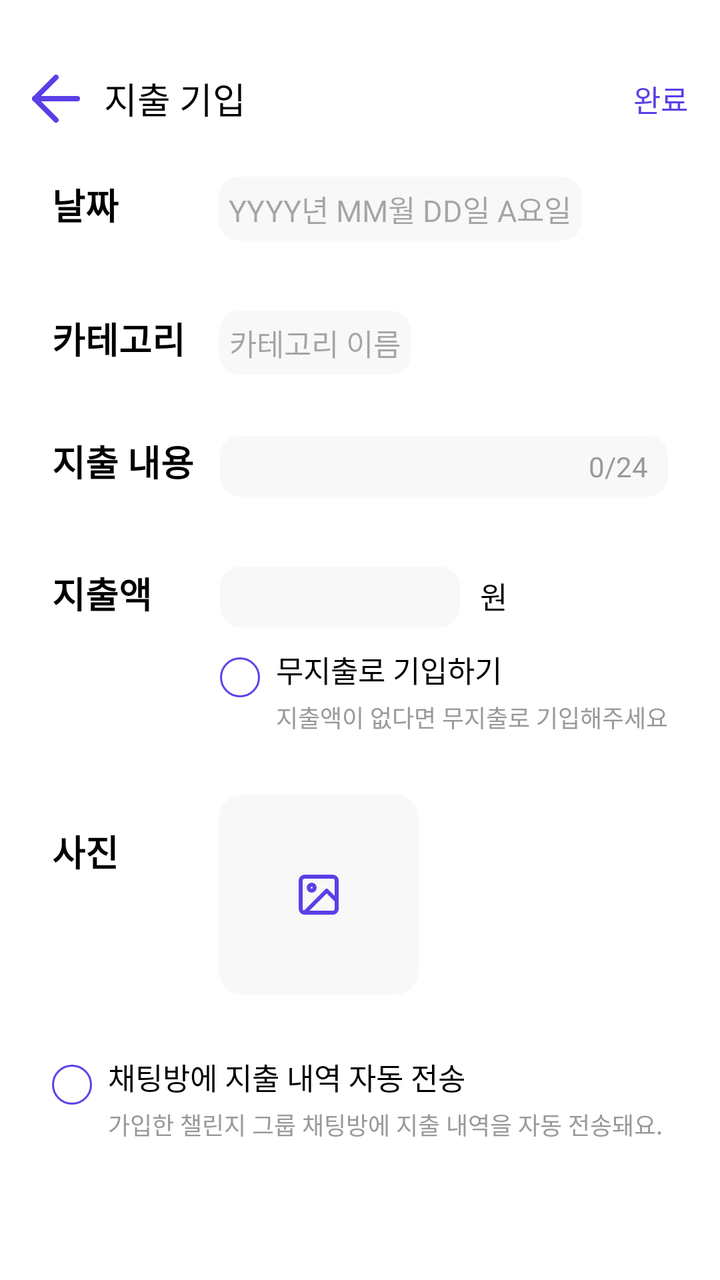
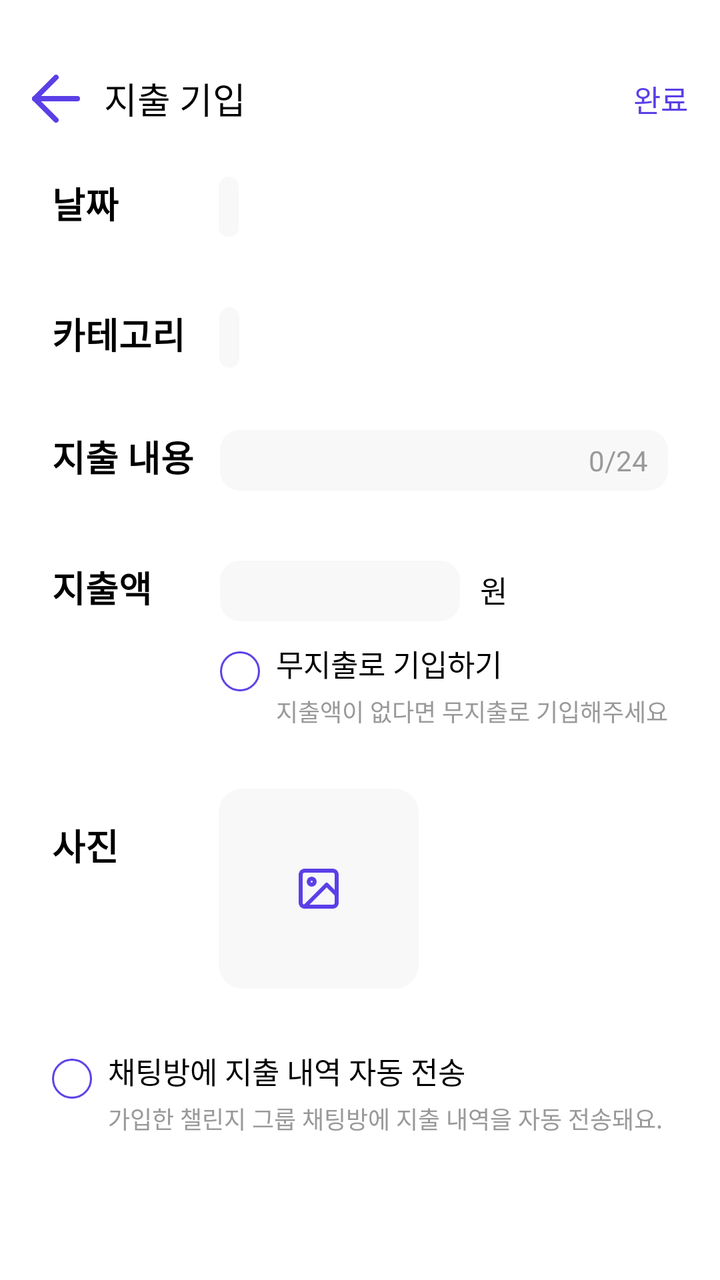

Compare the two renders of this Android layout. The source of the first and the diff that turns it into the second are given below.
<!-- AndroidManifest.xml: application theme Theme.Yeongkkuel -->
<!-- res/layout/fragment_expense_entry.xml -->
<?xml version="1.0" encoding="utf-8"?>
<ScrollView xmlns:android="http://schemas.android.com/apk/res/android"
    android:layout_width="match_parent"
    android:layout_height="match_parent"
    xmlns:app="http://schemas.android.com/apk/res-auto">

    <androidx.constraintlayout.widget.ConstraintLayout
        android:layout_width="match_parent"
        android:layout_height="wrap_content">

        
        <androidx.constraintlayout.widget.ConstraintLayout
            android:id="@+id/cl_toolbar"
            android:layout_width="match_parent"
            android:layout_height="wrap_content"
            android:layout_marginTop="20dp"
            android:layout_marginBottom="20dp"
            android:padding="16dp"
            app:layout_constraintTop_toTopOf="parent"
            app:layout_constraintStart_toStartOf="parent"
            app:layout_constraintEnd_toEndOf="parent">

            <ImageView
                android:id="@+id/btn_back"
                android:layout_width="24dp"
                android:layout_height="24dp"
                android:src="@drawable/ic_arrow_back"
                app:layout_constraintTop_toTopOf="parent"
                app:layout_constraintStart_toStartOf="parent"
                app:layout_constraintBottom_toBottomOf="parent"/>

            <TextView
                android:id="@+id/tv_expense_title"
                android:layout_width="wrap_content"
                android:layout_height="wrap_content"
                android:text="@string/expense_entry"
                style="@style/pageTitle"
                android:visibility="visible"
                app:layout_constraintTop_toTopOf="parent"
                app:layout_constraintBottom_toBottomOf="parent"
                app:layout_constraintStart_toEndOf="@id/btn_back"
                android:layout_marginStart="12dp" />
            <TextView
                android:id="@+id/tv_expense_view_title"
                android:layout_width="wrap_content"
                android:layout_height="wrap_content"
                android:text="지출 내역"
                style="@style/pageTitle"
                android:visibility="gone"
                app:layout_constraintTop_toTopOf="parent"
                app:layout_constraintBottom_toBottomOf="parent"
                app:layout_constraintStart_toEndOf="@id/btn_back"
                android:layout_marginStart="12dp" />

            <TextView
                android:id="@+id/tv_expense_edit_title"
                android:layout_width="wrap_content"
                android:layout_height="wrap_content"
                android:text="지출 내역 수정"
                style="@style/pageTitle"
                android:visibility="gone"
                app:layout_constraintTop_toTopOf="parent"
                app:layout_constraintBottom_toBottomOf="parent"
                app:layout_constraintStart_toEndOf="@id/btn_back"
                android:layout_marginStart="12dp" />

            <TextView
                android:id="@+id/tv_entry_complete"
                android:layout_width="wrap_content"
                android:layout_height="wrap_content"
                android:text="완료"
                android:textSize="15dp"
                android:textColor="@color/main1"
                android:layout_marginStart="185dp"
                android:visibility="visible"
                app:layout_constraintTop_toTopOf="parent"
                app:layout_constraintEnd_toEndOf="parent"
                app:layout_constraintBottom_toBottomOf="parent"/>

            <ImageView
                android:id="@+id/ic_more"
                android:layout_width="20dp"
                android:layout_height="wrap_content"
                android:src="@drawable/ic_more"
                android:layout_marginStart="190dp"
                android:visibility="gone"
                app:layout_constraintTop_toTopOf="parent"
                app:layout_constraintEnd_toEndOf="parent"
                app:layout_constraintBottom_toBottomOf="parent"/>

        </androidx.constraintlayout.widget.ConstraintLayout>

        
        <androidx.constraintlayout.widget.ConstraintLayout
            android:id="@+id/cl_content"
            android:layout_width="match_parent"
            android:layout_height="wrap_content"
            app:layout_constraintTop_toBottomOf="@id/cl_toolbar"
            app:layout_constraintStart_toStartOf="parent"
            app:layout_constraintEnd_toEndOf="parent"
            android:layout_marginStart="16dp"
            android:layout_marginEnd="16dp"
            android:layout_marginBottom="16dp"
            android:padding="10dp">

            
            <TextView
                android:id="@+id/tv_expense_date"
                android:layout_width="wrap_content"
                android:layout_height="wrap_content"
                android:text="날짜"
                style="@style/expense_sectionTitle"
                app:layout_constraintStart_toStartOf="parent"
                app:layout_constraintTop_toTopOf="parent"
                app:layout_constraintBaseline_toBaselineOf="@id/tv_date_input" />

            <TextView
                android:id="@+id/tv_date_input"
                android:layout_width="wrap_content"
                android:layout_height="wrap_content"
                android:hint="YYYY년 MM월 DD일 A요일"
                android:layout_marginStart="50dp"
                android:background="@drawable/bg_edit_text"
                android:textColor="@color/main1"
                android:textSize="15sp"
                android:paddingHorizontal="5dp"
                android:paddingVertical="5dp"
                android:clickable="true"
                android:focusable="true"
                android:gravity="center"
                app:layout_constraintStart_toEndOf="@id/tv_expense_date"
                app:layout_constraintTop_toTopOf="parent" />

            
            <TextView
                android:id="@+id/tv_expense_category"
                android:layout_width="wrap_content"
                android:layout_height="wrap_content"
                android:text="카테고리"
                style="@style/expense_sectionTitle"
                android:layout_marginTop="35dp"
                app:layout_constraintStart_toStartOf="parent"
                app:layout_constraintTop_toBottomOf="@id/tv_expense_date"
                app:layout_constraintBaseline_toBaselineOf="@id/tv_category_input" />

            <TextView
                android:id="@+id/tv_category_input"
                android:layout_width="wrap_content"
                android:layout_height="wrap_content"
                android:background="@drawable/bg_edit_text"
                android:clickable="true"
                android:focusable="true"
                android:hint="카테고리 이름"
                android:inputType="none"
                android:textColor="@color/black"
                android:textSize="15sp"
                android:paddingHorizontal="5dp"
                android:paddingVertical="5dp"
                android:layout_marginTop="35dp"
                android:layout_marginStart="17dp"
                android:gravity="center"
                app:layout_constraintStart_toEndOf="@id/tv_expense_category"
                app:layout_constraintTop_toBottomOf="@id/tv_date_input" />

            
            <TextView
                android:id="@+id/tv_expense_detail"
                android:layout_width="wrap_content"
                android:layout_height="wrap_content"
                android:text="지출 내용"
                style="@style/expense_sectionTitle"
                android:layout_marginTop="35dp"
                app:layout_constraintStart_toStartOf="parent"
                app:layout_constraintTop_toBottomOf="@+id/tv_expense_category" />

            <androidx.constraintlayout.widget.ConstraintLayout
                android:id="@+id/cl_detail_input"
                android:layout_width="0dp"
                android:layout_height="wrap_content"
                android:background="@drawable/bg_edit_text"
                android:layout_marginStart="13dp"
                android:layout_marginTop="35dp"
                app:layout_constraintStart_toEndOf="@id/tv_expense_detail"
                app:layout_constraintEnd_toEndOf="parent"
                app:layout_constraintTop_toBottomOf="@id/tv_category_input"
                app:layout_constraintBottom_toBottomOf="@id/tv_expense_detail">

                <EditText
                    android:id="@+id/et_detail_input"
                    android:layout_width="0dp"
                    android:layout_height="wrap_content"

                    android:layout_marginEnd="10dp"
                    android:background="@drawable/bg_edit_text"
                    android:clickable="true"
                    android:focusable="true"
                    android:gravity="start|center_vertical"
                    android:paddingHorizontal="10dp"
                    android:paddingVertical="5dp"
                    android:textColor="@color/black"
                    android:textSize="15sp"
                    app:layout_constraintBottom_toBottomOf="parent"
                    app:layout_constraintEnd_toStartOf="@+id/tv_character_count"
                    app:layout_constraintHorizontal_bias="0.0"
                    app:layout_constraintStart_toStartOf="parent"
                    app:layout_constraintTop_toTopOf="parent"
                    app:layout_constraintVertical_bias="0.0" />

                <TextView
                    android:id="@+id/tv_character_count"
                    android:layout_width="wrap_content"
                    android:layout_height="wrap_content"
                    android:text="0/24"
                    android:textColor="@color/black2"
                    android:textSize="14sp"
                    android:gravity="end|center_vertical"
                    android:layout_marginEnd="10dp"
                    app:layout_constraintEnd_toEndOf="parent"
                    app:layout_constraintTop_toTopOf="parent"
                    app:layout_constraintBottom_toBottomOf="parent" />
            </androidx.constraintlayout.widget.ConstraintLayout>


            
            <TextView
                android:id="@+id/tv_expense_amount"
                android:layout_width="wrap_content"
                android:layout_height="wrap_content"
                android:text="지출액"
                style="@style/expense_sectionTitle"
                android:layout_marginTop="35dp"
                app:layout_constraintStart_toStartOf="parent"
                app:layout_constraintTop_toBottomOf="@+id/tv_expense_detail"
                app:layout_constraintBaseline_toBaselineOf="@id/et_amount_input"/>

            <EditText
                android:id="@+id/et_amount_input"
                android:layout_width="120dp"
                android:layout_height="wrap_content"
                android:background="@drawable/bg_edit_text"
                android:textColor="@color/black"
                android:textSize="15sp"
                android:layout_marginStart="34dp"
                android:layout_marginTop="35dp"
                android:paddingHorizontal="10dp"
                android:paddingVertical="5dp"
                android:clickable="true"
                android:focusable="true"
                android:inputType="number"
                app:layout_constraintStart_toEndOf="@id/tv_expense_amount"
                app:layout_constraintTop_toBottomOf="@id/cl_detail_input"/>

            <TextView
                android:id="@+id/tv_currency"
                android:layout_width="wrap_content"
                android:layout_height="wrap_content"
                android:layout_marginStart="10dp"
                android:text="원"
                android:textColor="@color/black"
                android:textSize="15sp"
                app:layout_constraintStart_toEndOf="@id/et_amount_input"
                app:layout_constraintBaseline_toBaselineOf="@id/et_amount_input" />

            
            <androidx.constraintlayout.widget.ConstraintLayout
                android:id="@+id/cl_check_no_expense"
                android:layout_width="wrap_content"
                android:layout_height="wrap_content"
                android:layout_marginTop="10dp"
                app:layout_constraintStart_toStartOf="@id/et_amount_input"
                app:layout_constraintTop_toBottomOf="@id/et_amount_input"
                android:visibility="visible">

                <ImageView
                    android:id="@+id/iv_circle_expense_unchecked"
                    android:layout_width="wrap_content"
                    android:layout_height="wrap_content"
                    android:src="@drawable/ic_radio_unchecked"
                    android:layout_marginTop="5dp"
                    app:layout_constraintTop_toTopOf="parent"
                    app:layout_constraintStart_toStartOf="parent"/>

                <ImageView
                    android:id="@+id/iv_circle_expense_checked"
                    android:layout_width="wrap_content"
                    android:layout_height="wrap_content"
                    android:src="@drawable/ic_radio_checked"
                    android:visibility="invisible"
                    android:layout_marginTop="5dp"
                    app:layout_constraintTop_toTopOf="parent"
                    app:layout_constraintStart_toStartOf="parent"/>

                <TextView
                    android:id="@+id/tv_no_expense_label"
                    android:layout_width="wrap_content"
                    android:layout_height="wrap_content"
                    android:text="무지출로 기입하기"
                    style="@style/body_regula"
                    android:textSize="15sp"
                    android:textColor="@color/black"
                    android:layout_marginStart="8dp"
                    app:layout_constraintStart_toEndOf="@id/iv_circle_expense_unchecked"
                    app:layout_constraintTop_toTopOf="parent"/>

                <TextView
                    android:id="@+id/tv_no_expense_hint"
                    android:layout_width="wrap_content"
                    android:layout_height="wrap_content"
                    android:text="지출액이 없다면 무지출로 기입해주세요."
                    android:textColor="@color/black2"
                    style="@style/small_regul"
                    android:textSize="12sp"
                    android:maxLines="2"
                    android:layout_marginTop="4dp"
                    app:layout_constraintStart_toStartOf="@id/tv_no_expense_label"
                    app:layout_constraintTop_toBottomOf="@id/tv_no_expense_label" />

            </androidx.constraintlayout.widget.ConstraintLayout>

            
            <TextView
                android:id="@+id/tv_expense_photo"
                android:layout_width="wrap_content"
                android:layout_height="wrap_content"
                android:layout_marginTop="45dp"
                android:text="사진"
                style="@style/expense_sectionTitle"
                app:layout_constraintStart_toStartOf="parent"
                app:layout_constraintTop_toBottomOf="@id/cl_check_no_expense"/>

            <FrameLayout
                android:id="@+id/fl_photo_frame"
                android:layout_width="100dp"
                android:layout_height="100dp"
                android:layout_marginBottom="20dp"
                android:layout_marginTop="30dp"
                android:layout_marginStart="50dp"
                app:layout_constraintTop_toBottomOf="@id/cl_check_no_expense"
                app:layout_constraintStart_toEndOf="@id/tv_expense_photo">

                <ImageView
                    android:id="@+id/img_photo_frame"
                    android:layout_width="100dp"
                    android:layout_height="100dp"
                    android:src="@drawable/bg_photo_input"/>

                <ImageView
                    android:id="@+id/iv_photo_icon"
                    android:layout_width="24dp"
                    android:layout_height="24dp"
                    android:layout_gravity="center"
                    android:src="@drawable/ic_photo_input" />

            </FrameLayout>

            <androidx.constraintlayout.widget.ConstraintLayout
                android:id="@+id/cl_expense_auto"
                android:layout_width="match_parent"
                android:layout_height="wrap_content"
                android:layout_marginTop="30dp"
                android:layout_marginBottom="30dp"
                app:layout_constraintStart_toStartOf="parent"
                app:layout_constraintEnd_toEndOf="parent"
                app:layout_constraintTop_toBottomOf="@id/fl_photo_frame"
                app:layout_constraintBottom_toBottomOf="parent"
                android:visibility="visible">

                <ImageView
                    android:id="@+id/iv_circle_send_auto_unchecked"
                    android:layout_width="wrap_content"
                    android:layout_height="wrap_content"
                    android:src="@drawable/ic_radio_unchecked"
                    android:layout_marginTop="5dp"
                    app:layout_constraintTop_toTopOf="parent"
                    app:layout_constraintStart_toStartOf="parent"/>

                <ImageView
                    android:id="@+id/iv_circle_send_auto_checked"
                    android:layout_width="wrap_content"
                    android:layout_height="wrap_content"
                    android:src="@drawable/ic_radio_checked"
                    android:layout_marginTop="5dp"
                    android:visibility="invisible"
                    app:layout_constraintTop_toTopOf="parent"
                    app:layout_constraintStart_toStartOf="parent"/>

                <TextView
                    android:id="@+id/tv_auto_send_chat"
                    android:layout_width="wrap_content"
                    android:layout_height="wrap_content"
                    android:text="채팅방에 지출 내역 자동 전송"
                    android:textSize="15sp"
                    android:layout_marginStart="8dp"
                    style="@style/body_regula"
                    android:textColor="@color/black"
                    app:layout_constraintStart_toEndOf="@id/iv_circle_send_auto_unchecked"
                    app:layout_constraintTop_toTopOf="parent" />

                <TextView
                    android:id="@+id/tv_auto_send_chat_detail"
                    android:layout_width="wrap_content"
                    android:layout_height="wrap_content"
                    android:text="가입한 챌린지 그룹 채팅방에 지출 내역을 자동 전송돼요."
                    android:textColor="@color/black2"
                    android:textSize="12sp"
                    android:layout_marginTop="4dp"
                    app:layout_constraintTop_toBottomOf="@id/tv_auto_send_chat"
                    app:layout_constraintStart_toStartOf="@id/tv_auto_send_chat"/>

            </androidx.constraintlayout.widget.ConstraintLayout>

        </androidx.constraintlayout.widget.ConstraintLayout>

    </androidx.constraintlayout.widget.ConstraintLayout>
</ScrollView>
<!-- resources referenced by this layout -->
<resources>
  <color name="black">#FF000000</color>
  <color name="black2">#999999</color>
  <color name="main1">#5B3FE7</color>
  <!-- drawable bg_edit_text (drawable) -->
  <?xml version="1.0" encoding="utf-8"?>
  <shape xmlns:android="http://schemas.android.com/apk/res/android">
      <solid android:color="#F8F8F8" /> 
      <corners android:radius="10dp" /> 
  </shape>
  <!-- drawable bg_photo_input (drawable) -->
  <vector xmlns:android="http://schemas.android.com/apk/res/android"
      android:width="100dp"
      android:height="100dp"
      android:viewportWidth="100"
      android:viewportHeight="100">
    <path
        android:pathData="M12,0L88,0A12,12 0,0 1,100 12L100,88A12,12 0,0 1,88 100L12,100A12,12 0,0 1,0 88L0,12A12,12 0,0 1,12 0z"
        android:fillColor="#F8F8F8"/>
  </vector>
  <!-- drawable ic_arrow_back (drawable) -->
  <vector xmlns:android="http://schemas.android.com/apk/res/android"
      android:width="18dp"
      android:height="18dp"
      android:viewportWidth="18"
      android:viewportHeight="18">
    <path
        android:pathData="M17,9H1"
        android:strokeLineJoin="round"
        android:strokeWidth="2"
        android:fillColor="#00000000"
        android:strokeColor="#5B3FE7"
        android:strokeLineCap="round"/>
    <path
        android:pathData="M9,17L1,9L9,1"
        android:strokeLineJoin="round"
        android:strokeWidth="2"
        android:fillColor="#00000000"
        android:strokeColor="#5B3FE7"
        android:strokeLineCap="round"/>
  </vector>
  <!-- drawable ic_radio_checked (drawable) -->
  <vector xmlns:android="http://schemas.android.com/apk/res/android"
      android:width="20dp"
      android:height="20dp"
      android:viewportWidth="20"
      android:viewportHeight="20">
    <path
        android:pathData="M10,10m-10,0a10,10 0,1 1,20 0a10,10 0,1 1,-20 0"
        android:fillColor="#5B3FE7"/>
    <path
        android:pathData="M15,6.667L8.125,14.167L5,10.757"
        android:strokeLineJoin="round"
        android:strokeWidth="2"
        android:fillColor="#00000000"
        android:strokeColor="#ffffff"
        android:strokeLineCap="round"/>
  </vector>
  <!-- drawable ic_radio_unchecked (drawable) -->
  <vector xmlns:android="http://schemas.android.com/apk/res/android"
      android:width="20dp"
      android:height="20dp"
      android:viewportWidth="20"
      android:viewportHeight="20">
    <path
        android:strokeWidth="1"
        android:pathData="M10,10m-9.5,0a9.5,9.5 0,1 1,19 0a9.5,9.5 0,1 1,-19 0"
        android:fillColor="#00000000"
        android:strokeColor="#5B3FE7"/>
  </vector>
  <string name="expense_entry">지출 기입</string>
  <style name="body_regula">
          <item name="android:fontStyle">normal</item>
          <item name="android:fontFamily">sans-serif</item>
          <item name="android:textFontWeight">400</item>
          <item name="android:textSize">15sp</item>
      </style>
  <style name="expense_sectionTitle">
          <item name="android:textColor">@color/black</item>
          <item name="android:textStyle">bold</item>
          <item name="android:fontStyle">normal</item>
          <item name="android:fontFamily">sans-serif</item>
          <item name="android:fontWeight">600</item>
          <item name="android:textSize">18sp</item>
      </style>
  <style name="pageTitle">
          <item name="android:textSize">18sp</item>
          <item name="android:textColor">@color/black</item>
          <item name="android:fontFamily">sans-serif</item>
      </style>
  <style name="small_regul">
          <item name="android:fontStyle">normal</item>
          <item name="android:fontFamily">sans-serif</item>
          <item name="android:textFontWeight">400</item>
          <item name="android:textSize">12sp</item>
      </style>
  <style name="Theme.Yeongkkuel" parent="Base.Theme.Yeongkkuel" />
  <style name="Base.Theme.Yeongkkuel" parent="Theme.Material3.DayNight.NoActionBar">
          <item name="android:windowBackground">@android:color/white</item>
      </style>
  <!-- unchanged entries left out for length: 2 -->
</resources>

<!-- the commit's change to res/layout/fragment_expense_entry.xml (unified diff, before → after) -->
@@ -118,7 +118,6 @@
                 android:id="@+id/tv_date_input"
                 android:layout_width="wrap_content"
                 android:layout_height="wrap_content"
-                android:hint="YYYY년 MM월 DD일 A요일"
                 android:layout_marginStart="50dp"
                 android:background="@drawable/bg_edit_text"
                 android:textColor="@color/main1"
@@ -145,13 +144,12 @@
 
             <TextView
                 android:id="@+id/tv_category_input"
-                android:layout_width="wrap_content"
+                android:layout_width="0dp"
                 android:layout_height="wrap_content"
                 android:background="@drawable/bg_edit_text"
                 android:clickable="true"
                 android:focusable="true"
-                android:hint="카테고리 이름"
-                android:inputType="none"
+                android:inputType="text"
                 android:textColor="@color/black"
                 android:textSize="15sp"
                 android:paddingHorizontal="5dp"
